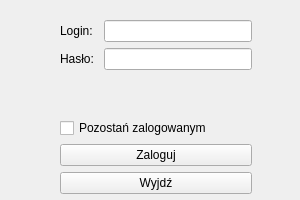
This is Warcaby/widget.ui in Agricolt/Warcaby as Qt 5 draws it before an edit. The edited form follows.
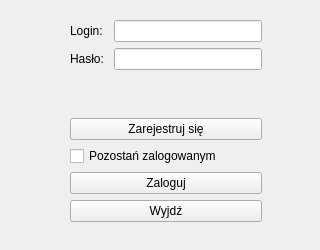
This is the edited form.

```diff
--- a/Warcaby/widget.ui
+++ b/Warcaby/widget.ui
@@ -9,8 +9,8 @@
    <rect>
     <x>0</x>
     <y>0</y>
-    <width>300</width>
-    <height>200</height>
+    <width>320</width>
+    <height>250</height>
    </rect>
   </property>
   <property name="minimumSize">
@@ -21,8 +21,8 @@
   </property>
   <property name="maximumSize">
    <size>
-    <width>300</width>
-    <height>200</height>
+    <width>350</width>
+    <height>250</height>
    </size>
   </property>
   <property name="windowTitle">
@@ -31,10 +31,10 @@
   <widget class="QWidget" name="layoutWidget">
    <property name="geometry">
     <rect>
-     <x>60</x>
+     <x>70</x>
      <y>20</y>
      <width>192</width>
-     <height>174</height>
+     <height>202</height>
     </rect>
    </property>
    <layout class="QVBoxLayout" name="verticalLayout_4">
@@ -83,6 +83,13 @@
         </property>
        </widget>
       </item>
+      <item>
+       <widget class="QPushButton" name="pushButton_register">
+        <property name="text">
+         <string>Zarejestruj się</string>
+        </property>
+       </widget>
+      </item>
       <item>
        <widget class="QCheckBox" name="checkBox">
         <property name="sizePolicy">
```
